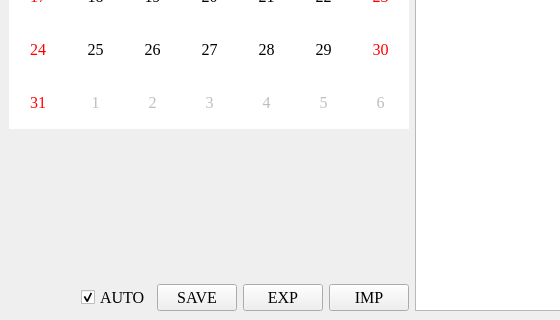
The window that core/diary.ui (Jiangxp16/pydiary) describes before a commit, drawn with Qt 5; both pictures show x 0 to 560 and y 280 to 600 of the 1000 by 600 pixel window.
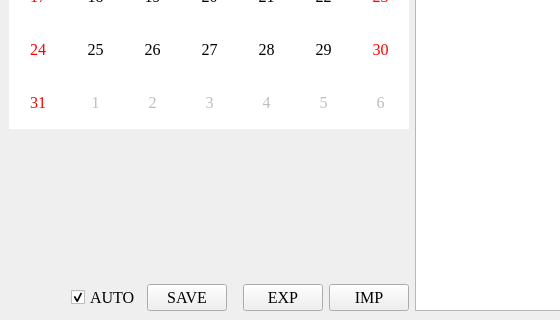
The same window after the commit.

Patch:
```diff
--- a/core/diary.ui
+++ b/core/diary.ui
@@ -134,6 +134,22 @@
           </property>
          </widget>
         </item>
+        <item>
+         <spacer name="horizontalSpacer_3">
+          <property name="orientation">
+           <enum>Qt::Horizontal</enum>
+          </property>
+          <property name="sizeType">
+           <enum>QSizePolicy::Fixed</enum>
+          </property>
+          <property name="sizeHint" stdset="0">
+           <size>
+            <width>10</width>
+            <height>20</height>
+           </size>
+          </property>
+         </spacer>
+        </item>
         <item>
          <widget class="QPushButton" name="pb_export">
           <property name="text">
```
Left out of the diff: 4 changed lines with no effect on the pictures.
